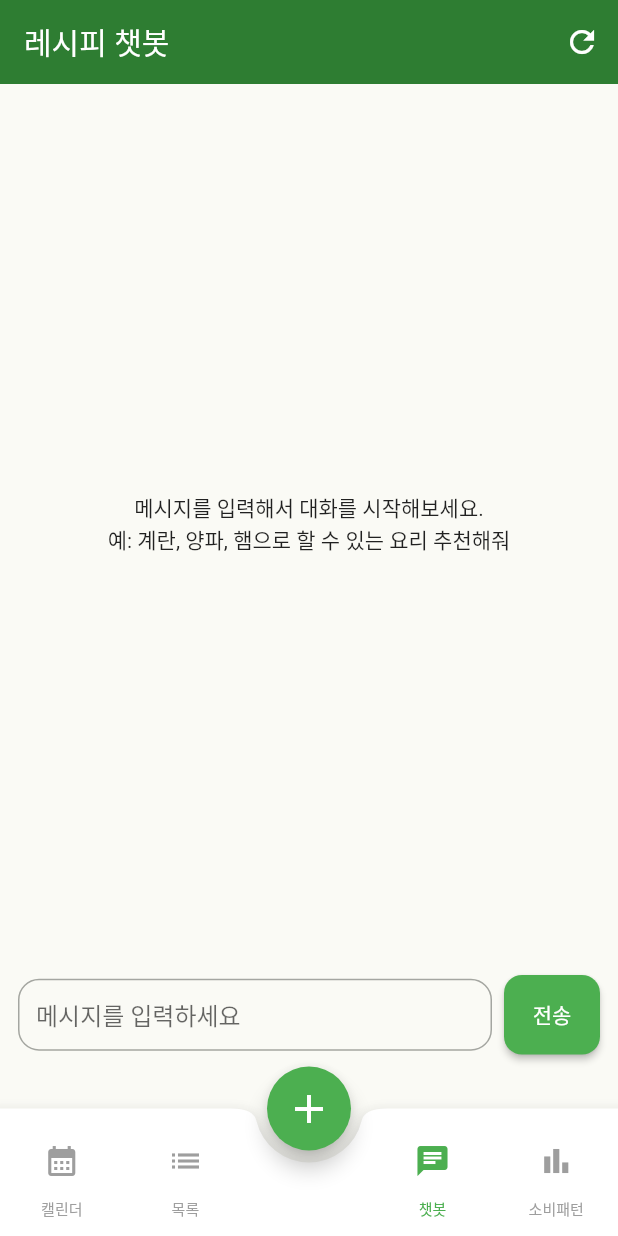
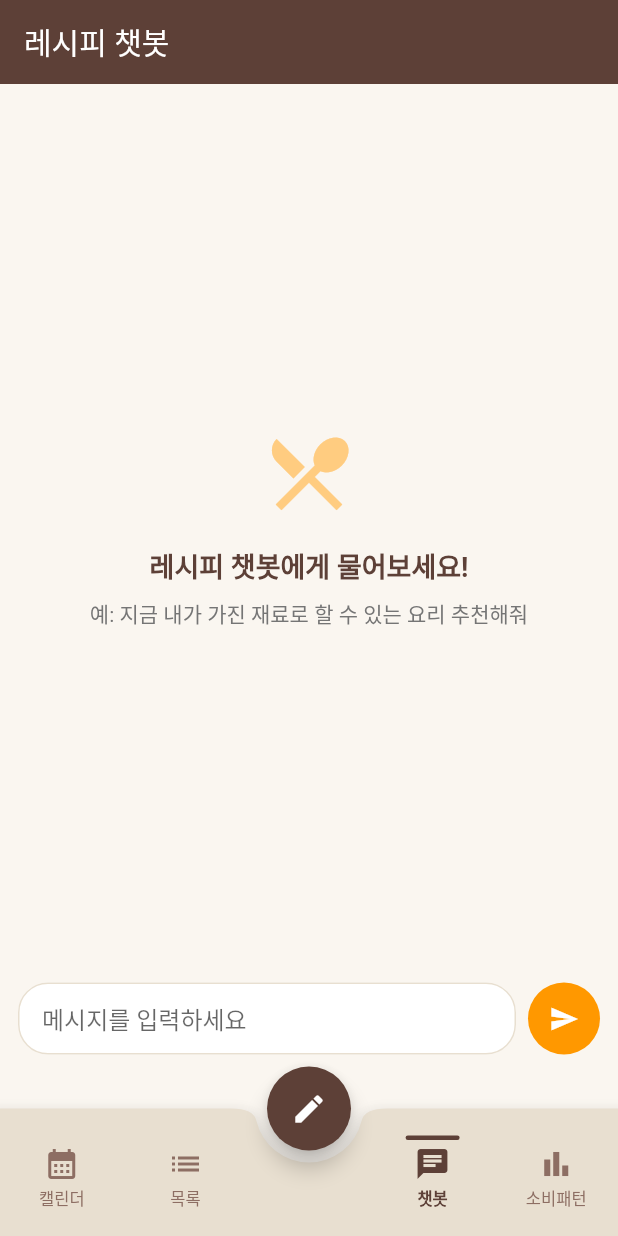
Before and after one commit to ghostlink77/FAM-fridge_AI_manager, a Flutter app: the ChatbotPage screen opened directly with empty values, on a phone screen of 412 x 824 dp. Run offline on Flutter 3.47's test engine with Material 3 defaults, Android fonts, the phone set to English and light mode, and no system bars; our stand-ins replace cloud_firestore, file_picker, firebase_core, flutter_dotenv, flutter_markdown, google_generative_ai and 2 more; missing offline and left inert: record; accounts and stored records are empty.

Commit message:
Design: 챗봇 화면 채팅, 새대화 UI 변경

```diff
--- a/lib/screens/chatbot_page.dart
+++ b/lib/screens/chatbot_page.dart
@@ -68,24 +68,33 @@ class _ChatbotPageState extends State<ChatbotPage> {
       appBar: AppBar(
         title: const Text('레시피 챗봇'),
         automaticallyImplyLeading: false,
-        actions: [
-          IconButton(
-              onPressed: _clearChat,
-              tooltip: '새 대화',
-              icon: const Icon(Icons.refresh)
-          )
-        ],
       ),
       body: _isInitializing
         ? const Center(child: CircularProgressIndicator())
         : Column(
           children: [
             Expanded(
-              child: _messages.isEmpty
-                  ? const Center(
-                child: Text(
-                  '메시지를 입력해서 대화를 시작해보세요.\n예: 계란, 양파, 햄으로 할 수 있는 요리 추천해줘',
-                  textAlign: TextAlign.center,
+              child: _messages.isEmpty ? const Center(
+                child: Column(
+                  mainAxisAlignment: MainAxisAlignment.center,
+                  children: [
+                    Icon(Icons.restaurant_menu, size: 64, color: AppColors.primaryLight),
+                    const SizedBox(height: 16),
+                    Text(
+                      '레시피 챗봇에게 물어보세요!',
+                      style: TextStyle(
+                        fontSize: 18,
+                        fontWeight: FontWeight.bold,
+                        color: AppColors.primaryDark,
+                      ),
+                    ),
+                    const SizedBox(height: 8),
+                    Text(
+                      '예: 지금 내가 가진 재료로 할 수 있는 요리 추천해줘',
+                      style: TextStyle(fontSize: 14, color: AppColors.textSecondary),
+                      textAlign: TextAlign.center,
+                    ),
+                  ],
                 ),
               )
                   : ListView.builder(
@@ -103,8 +112,9 @@ class _ChatbotPageState extends State<ChatbotPage> {
                 child: Text('챗봇이 답변 작성 중...'),
               ),
             SafeArea(
-              child: Padding(
+              child: Container(
                 padding: const EdgeInsets.fromLTRB(12, 8, 12, 36),
+                color: AppColors.background,
                 child: Row(
                   children: [
                     Expanded(
@@ -115,26 +125,37 @@ class _ChatbotPageState extends State<ChatbotPage> {
                         onSubmitted: (_) => _sendMessage(),
                         decoration: InputDecoration(
                           hintText: '메시지를 입력하세요',
+                          filled: true,
+                          fillColor: Colors.white,
                           border: OutlineInputBorder(
-                            borderRadius: BorderRadius.circular(14),
+                            borderRadius: BorderRadius.circular(20),
+                            borderSide: BorderSide(color: AppColors.surfaceDark),
+                          ),
+                          enabledBorder: OutlineInputBorder(
+                            borderRadius: BorderRadius.circular(20),
+                            borderSide: BorderSide(color: AppColors.surfaceDark),
+                          ),
+                          focusedBorder: OutlineInputBorder(
+                            borderRadius: BorderRadius.circular(20),
+                            borderSide: BorderSide(color: AppColors.primary),
                           ),
                           contentPadding: const EdgeInsets.symmetric(
-                            horizontal: 12,
+                            horizontal: 16,
                             vertical: 10,
                           ),
                         ),
                       ),
                     ),
                     const SizedBox(width: 8),
-                    ElevatedButton(
-                      onPressed: _loading ? null : _sendMessage,
-                      style: ElevatedButton.styleFrom(
-                        padding: const EdgeInsets.symmetric(
-                          horizontal: 16,
-                          vertical: 16,
-                        ),
+                    Container(
+                      decoration: const BoxDecoration(
+                        color: AppColors.primary,
+                        shape: BoxShape.circle,
                       ),
-                      child: const Text('전송'),
+                      child: IconButton(
+                        onPressed: _loading ? null : _sendMessage,
+                        icon: const Icon(Icons.send, color: Colors.white, size: 20),
+                      ),
                     ),
                   ],
                 ),
@@ -143,7 +164,13 @@ class _ChatbotPageState extends State<ChatbotPage> {
           ],
         ),
       bottomNavigationBar: MainBottomNav(currentIndex: 2, userId: widget.userId),
-      floatingActionButton: MainBottomNav.buildFAB(context, widget.userId),
+      floatingActionButton: FloatingActionButton(
+        heroTag: 'fab_new_chat',
+        onPressed: _confirmClearChat,
+        backgroundColor: AppColors.primaryDark,
+        shape: const CircleBorder(),
+        child: const Icon(Icons.edit, color: Colors.white, size: 24),
+      ),
       floatingActionButtonLocation: FloatingActionButtonLocation.centerDocked,
     );
   }
@@ -290,26 +317,41 @@ class _ChatbotPageState extends State<ChatbotPage> {
         padding: const EdgeInsets.symmetric(horizontal: 14, vertical: 10),
         constraints: BoxConstraints(maxWidth: MediaQuery.of(context).size.width * 0.8),
         decoration: BoxDecoration(
-          color: isUser ? Colors.blue.shade100 : Colors.grey.shade200,
-          borderRadius: BorderRadius.circular(16),
+          color: isUser ? AppColors.primaryDark : Colors.white,
+          border: isUser ? null : Border.all(color: AppColors.surfaceDark),
+          borderRadius: isUser
+              ? const BorderRadius.only(
+            topLeft: Radius.circular(16),
+            topRight: Radius.circular(16),
+            bottomLeft: Radius.circular(16),
+            bottomRight: Radius.circular(4),
+          )
+              : const BorderRadius.only(
+            topLeft: Radius.circular(16),
+            topRight: Radius.circular(16),
+            bottomLeft: Radius.circular(4),
+            bottomRight: Radius.circular(16),
+          ),
         ),
         child: isUser
-            ? Text(message.text, style: const TextStyle(fontSize: 15))
+            ? Text(
+          message.text,
+          style: const TextStyle(fontSize: 15, color: Colors.white),
+        )
             : Column(
           crossAxisAlignment: CrossAxisAlignment.start,
           children: [
             MarkdownBody(data: message.text),
-            // 냉장고 분석 카드
             if (message.analysis != null) ...[
               _buildAnalysisCard(message.analysis!),
             ],
-            // 레시피 추천 카드
-            if (message.recommendations != null && message.recommendations!.isNotEmpty) ...[
+            if (message.recommendations != null &&
+                message.recommendations!.isNotEmpty) ...[
               const SizedBox(height: 12),
               ...message.recommendations!.map((rec) => _buildRecipeCard(rec)),
             ],
-            // 재고 차감 버튼
-            if (message.ingredients != null && message.ingredients!.isNotEmpty) ...[
+            if (message.ingredients != null &&
+                message.ingredients!.isNotEmpty) ...[
               const SizedBox(height: 8),
               ElevatedButton.icon(
                 onPressed: () => _showDeductionDialog(message.ingredients!),
@@ -317,7 +359,10 @@ class _ChatbotPageState extends State<ChatbotPage> {
                 label: const Text('재고 차감'),
                 style: ElevatedButton.styleFrom(
                   foregroundColor: Colors.white,
-                  padding: const EdgeInsets.symmetric(horizontal: 12, vertical: 8),
+                  padding: const EdgeInsets.symmetric(
+                    horizontal: 12,
+                    vertical: 8,
+                  ),
                 ),
               ),
             ],
@@ -345,7 +390,7 @@ class _ChatbotPageState extends State<ChatbotPage> {
         padding: const EdgeInsets.all(12),
         decoration: BoxDecoration(
           color: Colors.white,
-          border: Border.all(color: AppColors.primary.withValues(alpha: 0.3)),
+          border: Border.all(color: AppColors.primaryLight),
           borderRadius: BorderRadius.circular(12),
           boxShadow: [
             BoxShadow(
@@ -363,7 +408,7 @@ class _ChatbotPageState extends State<ChatbotPage> {
               style: const TextStyle(
                 fontSize: 16,
                 fontWeight: FontWeight.bold,
-                color: AppColors.primary,
+                  color: Color(0xFFE65100),
               ),
             ),
             if (description.isNotEmpty) ...[
@@ -406,7 +451,7 @@ class _ChatbotPageState extends State<ChatbotPage> {
       padding: const EdgeInsets.all(12),
       decoration: BoxDecoration(
         color: Colors.white,
-        border: Border.all(color: Colors.orange.shade300),
+        border: Border.all(color: AppColors.primaryLight),
         borderRadius: BorderRadius.circular(12),
       ),
       child: Column(
@@ -434,7 +479,7 @@ class _ChatbotPageState extends State<ChatbotPage> {
           if (expiringSoon.isNotEmpty) ...[
             const SizedBox(height: 12),
             const Text('⏰ 7일 이내 만료',
-                style: TextStyle(fontWeight: FontWeight.bold, color: Colors.orange)),
+                style: TextStyle(fontWeight: FontWeight.bold, color: AppColors.warning)),
             const SizedBox(height: 4),
             ...expiringSoon.map((e) => Text('  • $e', style: const TextStyle(fontSize: 13))),
           ],
@@ -789,4 +834,33 @@ class _ChatbotPageState extends State<ChatbotPage> {
       _chat = _model!.startChat();
     });
   }
+
+  Future<void> _confirmClearChat() async {
+    // 대화가 비어있으면 바로 리턴
+    if (_messages.isEmpty) return;
+
+    final result = await showDialog<bool>(
+      context: context,
+      builder: (context) {
+        return AlertDialog(
+          title: const Text('새 대화'),
+          content: const Text('기존 대화를 초기화하고\n새 대화를 시작하시겠습니까?'),
+          actions: [
+            TextButton(
+              onPressed: () => Navigator.pop(context, false),
+              child: const Text('취소'),
+            ),
+            ElevatedButton(
+              onPressed: () => Navigator.pop(context, true),
+              child: const Text('새 대화 시작'),
+            ),
+          ],
+        );
+      },
+    );
+
+    if (result == true) {
+      await _clearChat();
+    }
+  }
 }
--- a/lib/theme/app_colors.dart
+++ b/lib/theme/app_colors.dart
@@ -3,24 +3,24 @@ import 'package:flutter/material.dart';
 class AppColors {
   AppColors._();
 
-  static const Color primary = Color(0xFF4CAF50);
-  static const Color primaryLight = Color(0xFFA5D6A7);
-  static const Color primaryDark = Color(0xFF2E7D32);
-  static const Color primaryPale = Color(0xFFE8F5E9);
+  static const Color primary = Color(0xFFFF9800);
+  static const Color primaryLight = Color(0xFFFFCC80);
+  static const Color primaryDark = Color(0xFF5D4037);
+  static const Color primaryPale = Color(0xFFFFF3E0);
 
-  static const Color background = Color(0xFFFAFAF5);
-  static const Color surface = Color(0xFFF5F0E8);
-  static const Color surfaceDark = Color(0xFFEDE8DD);
+  static const Color background = Color(0xFFFAF6F0);
+  static const Color surface = Color(0xFFFAF6F0);
+  static const Color surfaceDark = Color(0xFFE8DFD0);
 
   static const Color fresh = Color(0xFF66BB6A);   // 여유 (D-4+)
-  static const Color warning = Color(0xFFFF9800);   // 임박 (D-1~3)
+  static const Color warning = Color(0xFFF57C00);   // 임박 (D-1~3)
   static const Color danger = Color(0xFFE53935);   // 만료
 
   static const Color freshBg = Color(0xFFE8F5E9);   // 여유 배경
   static const Color warningBg = Color(0xFFFFF3E0);   // 임박 배경
   static const Color dangerBg = Color(0xFFFFEBEE);   // 만료 배경
 
-  static const Color accent = Color(0xFFFF9800);
+  static const Color accent = Color(0xFF4CAF50);
   static const Color brown = Color(0xFF5D4037);
   static const Color warmBrown = Color(0xFF8D6E63);
   static const Color cream = Color(0xFFFFF8E1);
--- a/lib/utils/freshness_utils.dart
+++ b/lib/utils/freshness_utils.dart
@@ -48,6 +48,6 @@ String getDdayText(String consumeByDate) {
   if (daysLeft == -999) return '-';
 
   if (daysLeft < 0) return 'D+${-daysLeft}';
-  if (daysLeft == 0) return '만료';
+  if (daysLeft == 0) return 'D-day';
   return 'D-$daysLeft';
 }
--- a/lib/widgets/main_bottom_nav.dart
+++ b/lib/widgets/main_bottom_nav.dart
@@ -19,9 +19,11 @@ class MainBottomNav extends StatelessWidget {
   Widget build(BuildContext context) {
     return BottomAppBar(
       height: 85,
-      color: Colors.white,
+      color: AppColors.surfaceDark,
       shape: const CircularNotchedRectangle(),
       notchMargin: 8.0,
+      surfaceTintColor: Colors.transparent,
+      elevation: 8,
       child: Row(
         children: [
           _buildTab(context, 0, Icons.calendar_month, '캘린더'),
@@ -34,19 +36,14 @@ class MainBottomNav extends StatelessWidget {
     );
   }
 
-  Widget _buildTab(BuildContext context, int index, IconData icon, String label){
+  Widget _buildTab(BuildContext context, int index, IconData icon, String label) {
     final isSelected = currentIndex == index;
-    final color = isSelected ? AppColors.primary : Colors.grey;
+    final color = isSelected ? AppColors.primaryDark : AppColors.warmBrown;
 
     return Expanded(
-      child: Column(
-        mainAxisSize: MainAxisSize.min,
-        children: [
-          IconButton(
-            icon: Icon(icon, color: color),
-            onPressed: () {
-              if(currentIndex == index) return;
-
+      child: GestureDetector(
+        onTap: () {
+          if (currentIndex == index) return;
           Navigator.pushReplacement(
             context,
             MaterialPageRoute(
@@ -54,9 +51,32 @@ class MainBottomNav extends StatelessWidget {
             ),
           );
         },
+        behavior: HitTestBehavior.opaque,
+        child: Column(
+          mainAxisSize: MainAxisSize.min,
+          children: [
+            // 선택 인디케이터 바
+            Container(
+              width: 36,
+              height: 3,
+              decoration: BoxDecoration(
+                color: isSelected ? AppColors.primaryDark : Colors.transparent,
+                borderRadius: BorderRadius.circular(2),
               ),
-          Text(label, style: TextStyle(fontSize: 10, color: color)),
+            ),
+            const SizedBox(height: 4),
+            Icon(icon, color: color, size: 24),
+            const SizedBox(height: 2),
+            Text(
+              label,
+              style: TextStyle(
+                fontSize: 11,
+                color: color,
+                fontWeight: isSelected ? FontWeight.bold : FontWeight.normal,
+              ),
+            ),
           ],
+        ),
       ),
     );
   }
@@ -78,6 +98,7 @@ class MainBottomNav extends StatelessWidget {
 
   static Widget buildFAB(BuildContext context, String userId) {
     return FloatingActionButton(
+      heroTag: 'fab_add',
       onPressed: () {
         Navigator.push(
           context,
```
Also changed, not shown: lib/screens/calendar_page.dart (+10 -1 lines). Lines whose indentation alone changed are shown as unchanged.
